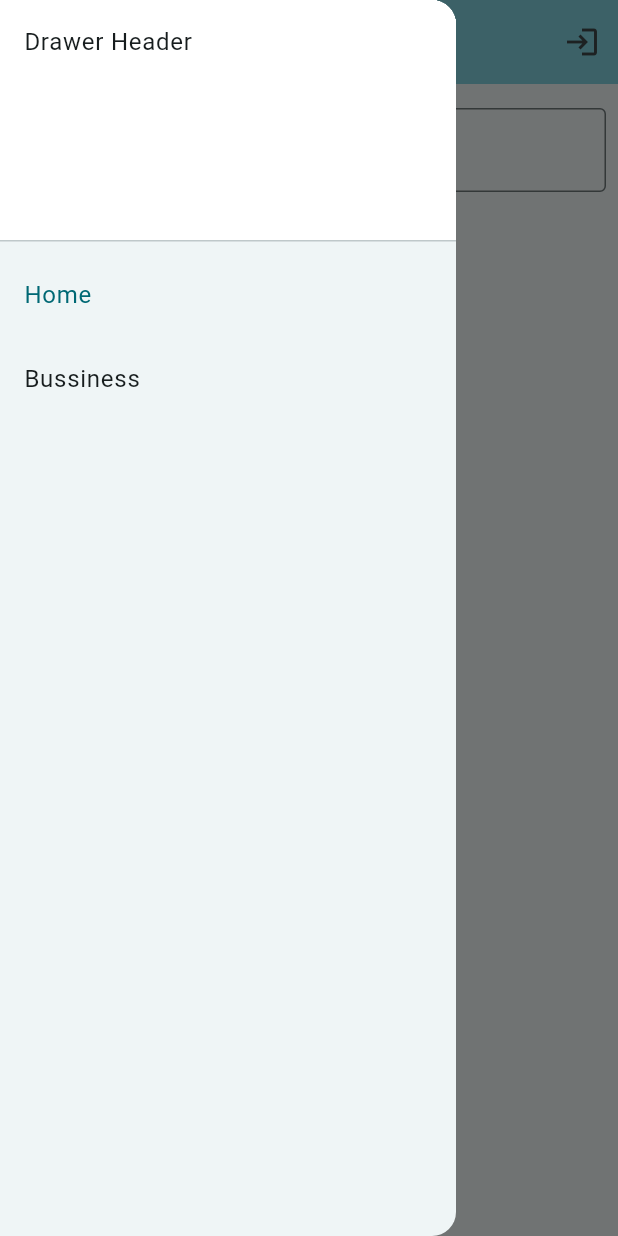
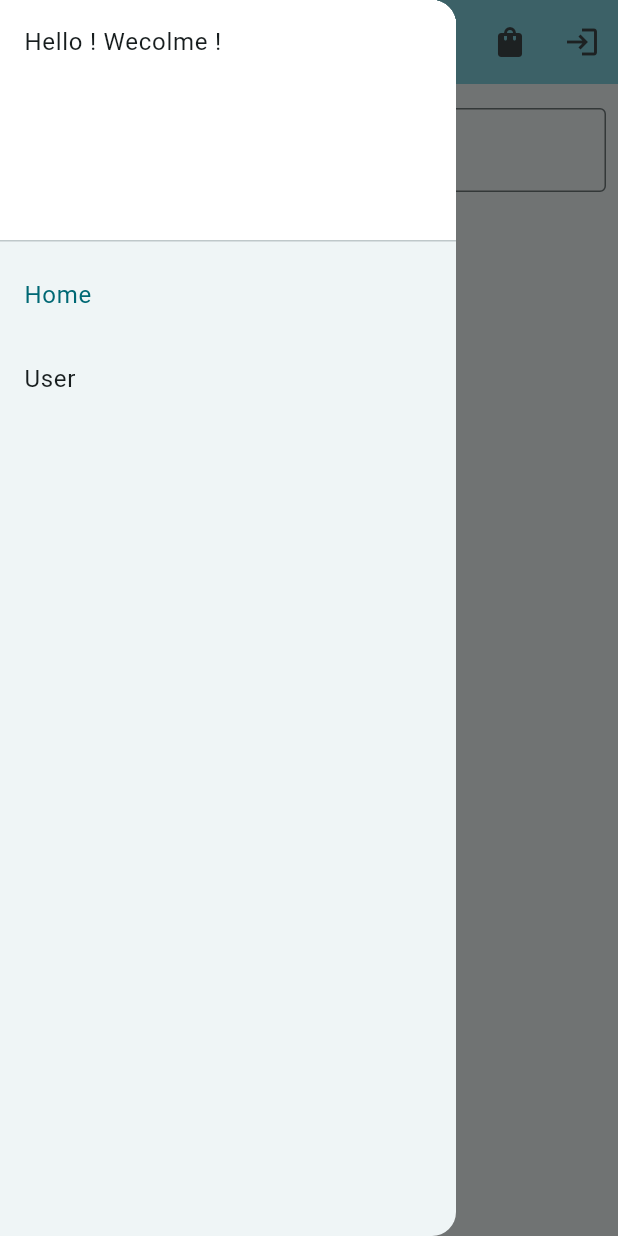
Before and after one commit to rafaelPadua001/Ecommerce-Flutter-App, a Flutter app: the screen it shows after launch, with the side drawer open, on a phone screen of 412 x 824 dp. Run offline on Flutter 3.47's test engine with Material 3 defaults, Android fonts, the phone set to English and light mode, and no system bars.

Commit message:
Feat
Create Bag icon on app bar.
Fix identation.

```diff
--- a/lib/Widgets/Register.dart
+++ b/lib/Widgets/Register.dart
@@ -1,5 +1,4 @@
 import 'package:flutter/material.dart';
-
 
 class Register extends StatelessWidget {
   final GlobalKey<FormState> _formKey = GlobalKey<FormState>();
@@ -15,8 +14,6 @@ class Register extends StatelessWidget {
         child: Card(
           margin: EdgeInsets.all(16.0),
           child: SizedBox(
-
-
             child: Form(
               key: _formKey,
               child: Column(
@@ -62,7 +59,8 @@ class Register extends StatelessWidget {
                           onPressed: () {
                             if (_formKey.currentState!.validate()) {
                               //Process datas
-                              print('Processar os dados e eviar para cloudflare');
+                              print(
+                                  'Processar os dados e eviar para cloudflare');
                             }
                           },
                           child: Text('Register'),
--- a/lib/main.dart
+++ b/lib/main.dart
@@ -108,6 +108,13 @@ class _MyHomePageState extends State<MyHomePage> {
         title: Text(widget.title),
         actions: <Widget>[
           IconButton(
+            icon: Icon(Icons.shopping_bag),
+            tooltip: 'Cart',
+            onPressed: () => {
+              print('Cart Clicked')
+            },
+          ),
+          IconButton(
             icon: Icon(Icons.login),
             tooltip: 'Login page',
             onPressed: () {
@@ -135,7 +142,7 @@ class _MyHomePageState extends State<MyHomePage> {
               decoration: BoxDecoration(
                 color: Color.fromARGB(255, 255, 255, 255),
               ),
-              child: Text('Drawer Header'),
+              child: Text('Hello ! Wecolme !'),
             ),
             ListTile(
               title: const Text('Home'),
@@ -146,7 +153,7 @@ class _MyHomePageState extends State<MyHomePage> {
               },
             ),
             ListTile(
-                title: const Text('Bussiness'),
+                title: const Text('User'),
                 selected: _selectedIndex == 1,
                 onTap: () {
                   _onItemTapped(1);
@@ -156,11 +163,8 @@ class _MyHomePageState extends State<MyHomePage> {
         ),
       ),
       body: Column(
-        // Center is a layout widget. It takes a single child and positions it
-        // in the middle of the parent.
         mainAxisAlignment: MainAxisAlignment.center,
         children: [
-          // _widgetOptions[_selectedIndex],
           Expanded(
             child: SearchBarTextField(),
           ),
@@ -169,11 +173,7 @@ class _MyHomePageState extends State<MyHomePage> {
           )
         ],
       ),
-      // floatingActionButton: FloatingActionButton(
-      //   onPressed: _incrementCounter,
-      //   tooltip: 'Increment',
-      //   child: const Icon(Icons.add),
-      // ), // This trailing comma makes auto-formatting nicer for build methods.
+
     );
   }
 }
```
